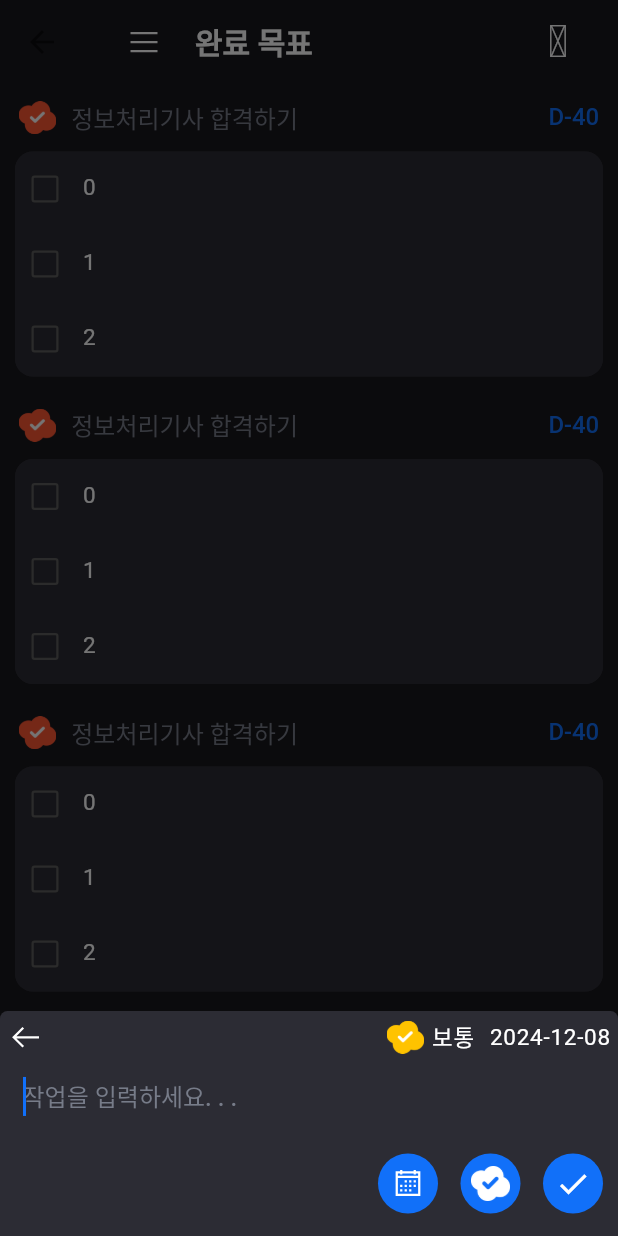
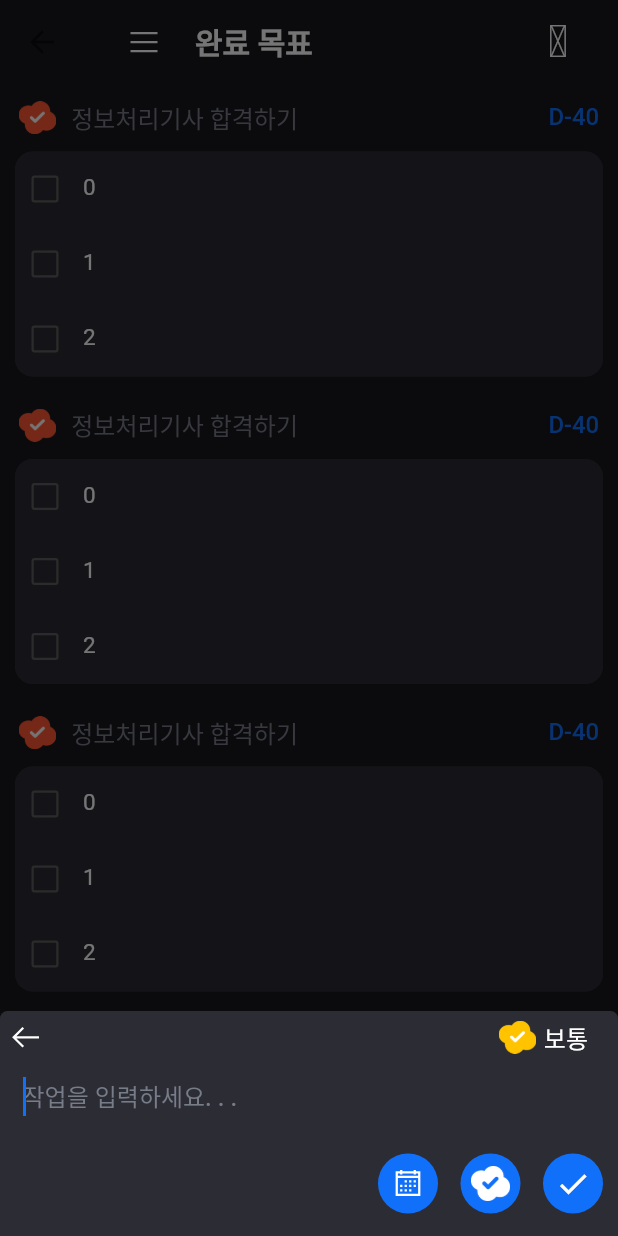
Before and after one commit to cheolding119/havetodo, a Flutter app: the CompletionPlanPage screen opened directly, after a tap on the "add" icon, on a phone screen of 412 x 824 dp. Run offline on Flutter 3.47's test engine with Material 3 defaults, Android fonts, the phone set to English and light mode, and no system bars; drawn by our look-alikes of flutter_slidable; our stand-ins replace dio, fluttertoast, get, line_icons, table_calendar; network calls fail; Roboto replaces fonts that are missing (Pretendard).

Commit message:
완성목표 추가기능(구현완료)

```diff
--- a/lib/page/main_page/completionplan_todolist_page/completionplan_todolist.data.dart
+++ b/lib/page/main_page/completionplan_todolist_page/completionplan_todolist.data.dart
@@ -9,7 +9,7 @@ class CompletionPlanPageData extends GetxController {
   //완료목표가 클리어시 담기는 리스트
   final RxList<CompletionPlan> completedPlanItems = <CompletionPlan>[].obs;
   //계획생성시 완료목표 중요도 닮는 변수
-  Rx<ImportanceLevel> selectImportant = ImportanceLevel.middleImportance.obs;
+  // Rx<ImportanceLevel> selectImportant = ImportanceLevel.middleImportance.obs;
   //계획생성시 시간을 닮는 변수
   Rx<DateTime> selectEndDateTime = DateTime.now().obs;
 
--- a/lib/page/main_page/completionplan_todolist_page/completionplan_todolist_page.dart
+++ b/lib/page/main_page/completionplan_todolist_page/completionplan_todolist_page.dart
@@ -100,14 +100,16 @@ class CompletionPlanPageState extends State<CompletionPlanPage> {
                       )
                     : Container(),
               ),
-              ListView.builder(
+              Obx(
+                () => ListView.builder(
                   shrinkWrap: true,
                   physics: const NeverScrollableScrollPhysics(),
                   itemCount: data.planItems.length,
                   itemBuilder: (context, index) {
                     return _buildCompletionPlan(data.planItems[index]);
                   },
-              )
+                ),
+              ),
             ],
           ),
         ),
@@ -118,6 +120,7 @@ class CompletionPlanPageState extends State<CompletionPlanPage> {
   //완료목표 로직
   Widget _buildCompletionPlan(CompletionPlan completionPlan) {
     Size screenSize = MediaQuery.of(context).size;
+
     return Container(
       padding: const EdgeInsets.all(10),
       width: screenSize.width - 30,
@@ -267,6 +270,8 @@ class CompletionPlanPageState extends State<CompletionPlanPage> {
   //완료목표 추가하는 로직
   Future<dynamic> addTodoPlan(BuildContext context) {
     TextEditingController todayPlanController = TextEditingController();
+    Rx<DateTime> selectedEndDay = DateTime.now().obs;
+    Rx<ImportanceLevel> selectImportant = ImportanceLevel.middleImportance.obs;
 
     return showModalBottomSheet(
       context: context,
@@ -300,14 +305,36 @@ class CompletionPlanPageState extends State<CompletionPlanPage> {
                       ),
                       Row(
                         children: [
+                          DateFormat('yyyy-MM-dd').format(DateTime.now()) ==
+                                  DateFormat('yyyy-MM-dd')
+                                      .format(selectedEndDay.value)
+                              ? Container()
+                              : Container(
+                                  padding: const EdgeInsets.symmetric(
+                                      horizontal: 10, vertical: 0),
+                                  decoration: BoxDecoration(
+                                      borderRadius: BorderRadius.circular(16),
+                                      color: Theme.of(context)
+                                          .colorScheme
+                                          .secondary),
+                                  child: Text(
+                                    DateFormat('yyyy-MM-dd')
+                                        .format(selectedEndDay.value),
+                                    style: Theme.of(context)
+                                        .textTheme
+                                        .titleMedium!
+                                        .copyWith(color: Colors.white),
+                                  ),
+                                ),
+                          const SizedBox(width: 15),
                           Obx(
                             () => SizedBox(
                               height: 25,
                               width: 25,
-                              child: data.selectImportant.value ==
+                              child: selectImportant.value ==
                                       ImportanceLevel.highImportance
                                   ? Image.asset('assets/images/redlogo.png')
-                                  : (data.selectImportant.value ==
+                                  : (selectImportant.value ==
                                           ImportanceLevel.middleImportance)
                                       ? Image.asset(
                                           'assets/images/yellowlogo.png')
@@ -317,16 +344,20 @@ class CompletionPlanPageState extends State<CompletionPlanPage> {
                           ),
                           const SizedBox(width: 5),
                           Obx(
-                            () => Text(data.selectImportant.value ==
+                            () => Text(
+                                selectImportant.value ==
                                         ImportanceLevel.highImportance
                                     ? '중요'
-                                : (data.selectImportant.value ==
+                                    : (selectImportant.value ==
                                             ImportanceLevel.middleImportance)
                                         ? '보통'
-                                    : '조금중요'),
+                                        : '조금중요',
+                                style: Theme.of(context)
+                                    .textTheme
+                                    .titleMedium!
+                                    .copyWith(color: Colors.white)),
                           ),
-                          const SizedBox(width: 10),
-                          Text(DateFormat('yyyy-MM-dd').format(DateTime.now())),
+                          const SizedBox(width: 15),
                         ],
                       )
                     ],
@@ -355,8 +386,9 @@ class CompletionPlanPageState extends State<CompletionPlanPage> {
                     children: [
                       InkWell(
                         onTap: () {
+                          data.selectEndDateTime.value = DateTime.now();
                           FocusScope.of(context).unfocus();
-                          showCalendarDialog(context);
+                          showCalendarDialog(context, selectedEndDay);
                         },
                         child: Container(
                           margin: const EdgeInsets.fromLTRB(10, 10, 5, 10),
@@ -370,7 +402,7 @@ class CompletionPlanPageState extends State<CompletionPlanPage> {
                       ),
                       InkWell(
                         onTap: () {
-                          showImportantDialog(context);
+                          showImportantDialog(context, selectImportant);
                         },
                         child: Container(
                             padding: const EdgeInsets.all(7),
@@ -387,7 +419,19 @@ class CompletionPlanPageState extends State<CompletionPlanPage> {
                                     'assets/images/whitelogo.png'))),
                       ),
                       InkWell(
-                        onTap: () {},
+                        onTap: () {
+                          CompletionPlan plan =
+                              CompletionPlan(completionPlanPlanId: 1);
+                          plan.planContent.value = todayPlanController.text;
+                          plan.importanceLevel = selectImportant.value;
+                          plan.endDateTime = selectedEndDay.value;
+                          plan.startDateTime = DateTime.now();
+                          final duration =
+                              plan.endDateTime.difference(plan.startDateTime);
+                          plan.remainingDays.value = '${duration.inDays}';
+                          data.planItems.add(plan);
+                          Get.back();
+                        },
                         child: Container(
                           margin: const EdgeInsets.fromLTRB(10, 10, 5, 10),
                           height: 40,
@@ -407,17 +451,18 @@ class CompletionPlanPageState extends State<CompletionPlanPage> {
     ).then((value) {
       // 바텀시트가 닫힌 뒤 실행되는 로직
       Future.delayed(const Duration(milliseconds: 500), () {
-        data.selectImportant.value = ImportanceLevel.highImportance;
+        selectImportant.value = ImportanceLevel.highImportance;
         print("1초 후 중요도 설정 완료.");
       });
     });
   }
 
   //완료목표 지정날짜를 선택하기 위한 달력
-  void showCalendarDialog(BuildContext context) {
+  void showCalendarDialog(BuildContext context, Rx<DateTime> selectedEndDay) {
     Rx<DateTime> selectedDay = DateTime.now().obs;
     Rx<DateTime> focusedDay = DateTime.now().obs;
     //선택된 날짜
+    selectedEndDay.value = DateTime.now();
 
     showDialog(
       context: context,
@@ -429,8 +474,7 @@ class CompletionPlanPageState extends State<CompletionPlanPage> {
           child: Column(
             children: [
               Obx(
-                () => SingleChildScrollView(
-                  child: TableCalendar(
+                () => TableCalendar(
                   //헤더 스타일 지정
                   headerStyle: HeaderStyle(
                     titleCentered: true,
@@ -454,10 +498,8 @@ class CompletionPlanPageState extends State<CompletionPlanPage> {
                   //캘린더 스타일 지정
                   calendarStyle: CalendarStyle(
                       todayTextStyle: Theme.of(context).textTheme.bodySmall!,
-                        weekendTextStyle:
-                            Theme.of(context).textTheme.bodySmall!,
-                        selectedTextStyle:
-                            Theme.of(context).textTheme.bodySmall!,
+                      weekendTextStyle: Theme.of(context).textTheme.bodySmall!,
+                      selectedTextStyle: Theme.of(context).textTheme.bodySmall!,
                       selectedDecoration: BoxDecoration(
                         color: Theme.of(context).colorScheme.secondary,
                         shape: BoxShape.circle,
@@ -468,8 +510,7 @@ class CompletionPlanPageState extends State<CompletionPlanPage> {
 
                   locale: 'ko-KR',
                   focusedDay: focusedDay.value,
-                    onDaySelected:
-                        (DateTime selectedDay2, DateTime focusedDay2) {
+                  onDaySelected: (DateTime selectedDay2, DateTime focusedDay2) {
                     // 선택된 날짜의 상태를 갱신합니다.
                     setState(() {
                       selectedDay.value = selectedDay2;
@@ -482,7 +523,6 @@ class CompletionPlanPageState extends State<CompletionPlanPage> {
                     return isSameDay(selectedDay.value, day);
                   },
                 ),
-                ),
                 //
               ),
               Row(
@@ -490,9 +530,7 @@ class CompletionPlanPageState extends State<CompletionPlanPage> {
                 children: [
                   GestureDetector(
                     onTap: () {
-                      data.selectEndDateTime.value = selectedDay.value;
-                      print("날짜여기");
-                      print(data.selectEndDateTime.value);
+                      selectedEndDay.value = selectedDay.value;
                       Get.back();
                     },
                     child: Container(
@@ -518,7 +556,8 @@ class CompletionPlanPageState extends State<CompletionPlanPage> {
   }
 
   //중요도를 선택하는 다이얼로그
-  void showImportantDialog(BuildContext context) {
+  void showImportantDialog(
+      BuildContext context, Rx<ImportanceLevel> selectImportant) {
     //선택된 중요도
 
     showDialog(
@@ -538,20 +577,20 @@ class CompletionPlanPageState extends State<CompletionPlanPage> {
                     Image.asset('assets/images/redlogo.png'),
                     '중요',
                     ImportanceLevel.highImportance, () {
-                  data.selectImportant.value = ImportanceLevel.highImportance;
-                }),
+                  selectImportant.value = ImportanceLevel.highImportance;
+                }, selectImportant),
                 _buildImportantCheckList(
                     Image.asset('assets/images/yellowlogo.png'),
                     '보통',
                     ImportanceLevel.middleImportance, () {
-                  data.selectImportant.value = ImportanceLevel.middleImportance;
-                }),
+                  selectImportant.value = ImportanceLevel.middleImportance;
+                }, selectImportant),
                 _buildImportantCheckList(
                     Image.asset('assets/images/greenlogo.png'),
                     '조금 중요',
                     ImportanceLevel.lowImportance, () {
-                  data.selectImportant.value = ImportanceLevel.lowImportance;
-                }),
+                  selectImportant.value = ImportanceLevel.lowImportance;
+                }, selectImportant),
               ],
             ),
           )),
@@ -559,8 +598,12 @@ class CompletionPlanPageState extends State<CompletionPlanPage> {
   }
 
   //중요도 체크 컴포넌트
-  Widget _buildImportantCheckList(Image image, String content,
-      ImportanceLevel importantLevel, VoidCallback onTap) {
+  Widget _buildImportantCheckList(
+      Image image,
+      String content,
+      ImportanceLevel importantLevel,
+      VoidCallback onTap,
+      Rx<ImportanceLevel> selectImportant) {
     return GestureDetector(
       onTap: onTap,
       child: Obx(
@@ -569,7 +612,7 @@ class CompletionPlanPageState extends State<CompletionPlanPage> {
           height: 70,
           width: double.infinity,
           decoration: BoxDecoration(
-            color: data.selectImportant.value == importantLevel
+            color: selectImportant.value == importantLevel
                 ? Theme.of(context).colorScheme.secondary
                 : Theme.of(context).colorScheme.tertiary,
             borderRadius: BorderRadius.circular(16),
```
Also changed, not shown: lib/classes/completion_plan.dart (+5 -3 lines). Lines whose indentation alone changed are shown as unchanged.
